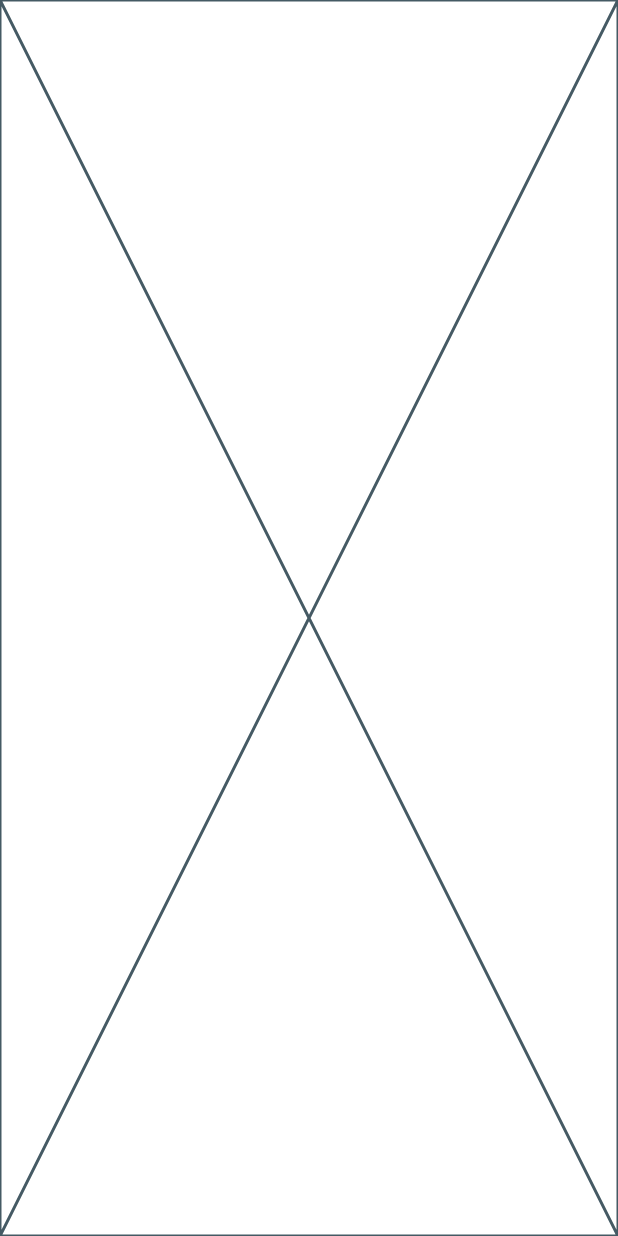
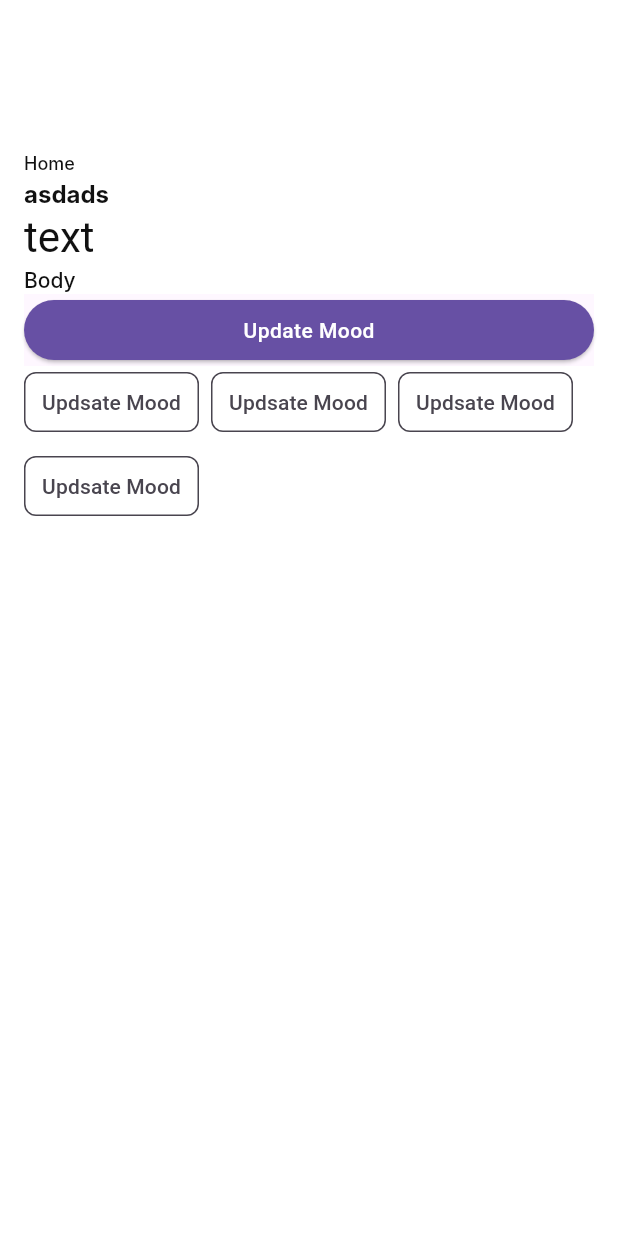
Before and after one commit to liberocks/lightenup, a Flutter app: the screen it shows after launch, on a phone screen of 412 x 824 dp. Run offline on Flutter 3.47's test engine with Material 3 defaults, Android fonts, the phone set to English and light mode, and no system bars; our stand-ins replace auto_route, flutter_bloc, flutter_native_splash, freezed_annotation, hexcolor, hive and 2 more; missing offline and left inert: flutter_displaymode, flutter_udid; accounts and stored records are empty; generated files the repository leaves out were written again; Roboto replaces fonts that are missing (Inter, Rubik); statements that could not run were skipped.

Commit message:
feat: add components

```diff
--- /dev/null
+++ b/devtools_options.yaml
@@ -0,0 +1 @@
+extensions:
--- /dev/null
+++ b/lib/constants/colors.dart
@@ -0,0 +1,22 @@
+import 'dart:ui';
+
+import 'package:hexcolor/hexcolor.dart';
+
+class ThemeColor {
+  static Color xf8f8f8 = HexColor('#f8f8f8');
+
+  static Color black = HexColor('#000000');
+  static Color white = HexColor('#ffffff');
+  static Color slate = HexColor('#1d1b20');
+  static Color gray = HexColor('#111111');
+  static Color pale = HexColor('#49454f');
+
+  static Color primary100 = HexColor('#fef7ff');
+  static Color primary300 = HexColor('#cdb7fd');
+  static Color primary500 = HexColor('#6750a4');
+
+  static Color secondary300 = HexColor('#80def8');
+
+  static Color gradientStart = ThemeColor.primary300;
+  static Color gradientEnd = ThemeColor.secondary300;
+}
--- a/lib/constants/constants.dart
+++ b/lib/constants/constants.dart
@@ -1 +1,2 @@
+export 'colors.dart';
 export 'route_constants.dart';
--- a/lib/constants/route_constants.dart
+++ b/lib/constants/route_constants.dart
@@ -1,10 +1,14 @@
 class RouteConstants {
+  // patient
   static const String patientHome = '/patient-home';
   static const String patientProfile = '/patient-profile';
   static const String patientSchedule = '/patient-schedule';
   static const String patientMoodTracker = '/patient-mood-tracker';
 
+  // doctor
   static const String doctorHome = '/doctor-home';
 
+  // common
   static const String choice = '/choice';
+  static const String canvas = '/canvas';
 }
--- a/lib/router.dart
+++ b/lib/router.dart
@@ -12,8 +12,13 @@ class AppRouter extends _$AppRouter {
         // Common
         SlideRoute(
           path: RouteConstants.choice,
+          page: CanvasRoute.page,
+          initial: true,
+        ),
+        SlideRoute(
+          path: RouteConstants.choice,
           page: ChoiceRoute.page,
-          initial: true,
+          // initial: true,
         ),
 
         // Doctor screens
--- /dev/null
+++ b/lib/ui/screens/canvas.dart
@@ -0,0 +1,41 @@
+import 'package:auto_route/auto_route.dart';
+import 'package:flutter/material.dart';
+import 'package:lightenup/ui/widgets/atom/atom.dart';
+import 'package:lightenup/ui/widgets/widgets.dart';
+
+@RoutePage()
+class CanvasScreen extends StatelessWidget {
+  const CanvasScreen({super.key});
+
+  @override
+  Widget build(BuildContext context) {
+    return Container(
+      color: Colors.white,
+      alignment: Alignment.centerLeft,
+      padding: const EdgeInsets.only(top: 100, left: 16, right: 16, bottom: 16),
+      child: Column(
+        crossAxisAlignment: CrossAxisAlignment.start,
+        children: [
+          const Label(text: 'Home'),
+          const Heading(text: 'asdads'),
+          const Headline(text: 'text'),
+          const Body(text: 'Body'),
+          SizedBox(
+            width: MediaQuery.of(context).size.width,
+            child: PrimaryButton(text: 'Update Mood', onPressed: () {}),
+          ),
+          Wrap(
+            spacing: 8,
+            runSpacing: 8,
+            children: [
+              Chips(text: 'Updsate Mood', onPressed: () {}),
+              Chips(text: 'Updsate Mood', onPressed: () {}),
+              Chips(text: 'Updsate Mood', onPressed: () {}),
+              Chips(text: 'Updsate Mood', onPressed: () {}),
+            ],
+          ),
+        ],
+      ),
+    );
+  }
+}
--- a/lib/ui/screens/screens.dart
+++ b/lib/ui/screens/screens.dart
@@ -1,3 +1,4 @@
+export 'canvas.dart';
 export 'choice.dart';
 export 'doctor/doctor.dart';
 export 'patient/patient.dart';
--- a/lib/ui/widgets/atom/atom.dart
+++ b/lib/ui/widgets/atom/atom.dart
@@ -1 +1,7 @@
+export 'body.dart';
+export 'chips.dart';
+export 'heading.dart';
+export 'headline.dart';
+export 'label.dart';
+export 'primary_button.dart';
 export 'slide_route.dart';
--- /dev/null
+++ b/lib/ui/widgets/atom/body.dart
@@ -0,0 +1,57 @@
+import 'package:flutter/material.dart';
+import 'package:lightenup/constants/constants.dart';
+
+class Body extends StatelessWidget {
+  const Body({required this.text, super.key, this.size = 'medium', this.color});
+
+  final String text;
+
+  final String size;
+
+  final Color? color;
+
+  double get fontSize {
+    switch (size) {
+      case 'small':
+        return 12;
+      case 'medium':
+        return 14;
+      case 'large':
+        return 16;
+      default:
+        return 14;
+    }
+  }
+
+  double get fontHeight {
+    switch (size) {
+      case 'small':
+        return 16 / 12;
+      case 'medium':
+        return 20 / 14;
+      case 'large':
+        return 24 / 16;
+      default:
+        return 20 / 14;
+    }
+  }
+
+  Color get fontColor {
+    return color ?? ThemeColor.gray;
+  }
+
+  @override
+  Widget build(BuildContext context) {
+    return Text(
+      text,
+      style: TextStyle(
+        fontSize: fontSize,
+        height: fontHeight,
+        fontWeight: FontWeight.w500,
+        fontFamily: 'Inter',
+        color: fontColor,
+        decoration: TextDecoration.none,
+      ),
+    );
+  }
+}
--- /dev/null
+++ b/lib/ui/widgets/atom/chips.dart
@@ -0,0 +1,56 @@
+import 'package:flutter/material.dart';
+import 'package:lightenup/constants/constants.dart';
+
+class Chips extends StatelessWidget {
+  const Chips({
+    required this.text,
+    required this.onPressed,
+    super.key,
+    this.background,
+    this.color,
+  });
+
+  final String text;
+
+  final Color? color;
+
+  final Color? background;
+
+  final void Function() onPressed;
+
+  Color get fontColor {
+    return color ?? ThemeColor.pale;
+  }
+
+  Color get backgroundColor {
+    return background ?? ThemeColor.white;
+  }
+
+  @override
+  Widget build(BuildContext context) {
+    return ElevatedButton(
+      style: ElevatedButton.styleFrom(
+        backgroundColor: backgroundColor,
+        padding: const EdgeInsets.symmetric(horizontal: 12, vertical: 8),
+        shape: RoundedRectangleBorder(
+          borderRadius: BorderRadius.circular(8),
+          side: BorderSide(color: fontColor, width: 1),
+        ),
+        elevation: 0,
+      ),
+      onPressed: onPressed,
+      child: Text(
+        text,
+        style: TextStyle(
+          fontSize: 14,
+          height: 20 / 14,
+          fontWeight: FontWeight.w500,
+          fontFamily: 'Roboto',
+          letterSpacing: 0.1,
+          color: fontColor,
+          decoration: TextDecoration.none,
+        ),
+      ),
+    );
+  }
+}
--- /dev/null
+++ b/lib/ui/widgets/atom/heading.dart
@@ -0,0 +1,62 @@
+import 'package:flutter/material.dart';
+import 'package:lightenup/constants/constants.dart';
+
+class Heading extends StatelessWidget {
+  const Heading({
+    required this.text,
+    super.key,
+    this.size = 'medium',
+    this.color,
+  });
+
+  final String text;
+
+  final String size;
+
+  final Color? color;
+
+  double get fontSize {
+    switch (size) {
+      case 'small':
+        return 14;
+      case 'medium':
+        return 16;
+      case 'large':
+        return 22;
+      default:
+        return 16;
+    }
+  }
+
+  double get fontHeight {
+    switch (size) {
+      case 'small':
+        return 20 / 14;
+      case 'medium':
+        return 24 / 16;
+      case 'large':
+        return 28 / 22;
+      default:
+        return 24 / 16;
+    }
+  }
+
+  Color get fontColor {
+    return color ?? ThemeColor.gray;
+  }
+
+  @override
+  Widget build(BuildContext context) {
+    return Text(
+      text,
+      style: TextStyle(
+        fontSize: fontSize,
+        height: fontHeight,
+        fontWeight: FontWeight.w700,
+        fontFamily: 'Inter',
+        color: fontColor,
+        decoration: TextDecoration.none,
+      ),
+    );
+  }
+}
--- /dev/null
+++ b/lib/ui/widgets/atom/headline.dart
@@ -0,0 +1,62 @@
+import 'package:flutter/material.dart';
+import 'package:lightenup/constants/constants.dart';
+
+class Headline extends StatelessWidget {
+  const Headline({
+    required this.text,
+    super.key,
+    this.size = 'medium',
+    this.color,
+  });
+
+  final String text;
+
+  final String size;
+
+  final Color? color;
+
+  double get fontSize {
+    switch (size) {
+      case 'small':
+        return 24;
+      case 'medium':
+        return 28;
+      case 'large':
+        return 32;
+      default:
+        return 28;
+    }
+  }
+
+  double get fontHeight {
+    switch (size) {
+      case 'small':
+        return 32 / 24;
+      case 'medium':
+        return 36 / 28;
+      case 'large':
+        return 40 / 32;
+      default:
+        return 36 / 28;
+    }
+  }
+
+  Color get fontColor {
+    return color ?? ThemeColor.gray;
+  }
+
+  @override
+  Widget build(BuildContext context) {
+    return Text(
+      text,
+      style: TextStyle(
+        fontSize: fontSize,
+        height: fontHeight,
+        fontWeight: FontWeight.w400,
+        fontFamily: 'Rubik',
+        color: fontColor,
+        decoration: TextDecoration.none,
+      ),
+    );
+  }
+}
--- /dev/null
+++ b/lib/ui/widgets/atom/label.dart
@@ -0,0 +1,62 @@
+import 'package:flutter/material.dart';
+import 'package:lightenup/constants/constants.dart';
+
+class Label extends StatelessWidget {
+  const Label({
+    required this.text,
+    this.color,
+    super.key,
+    this.size = 'medium',
+  });
+
+  final String text;
+
+  final String size;
+
+  final Color? color;
+
+  double get fontSize {
+    switch (size) {
+      case 'small':
+        return 11;
+      case 'medium':
+        return 12;
+      case 'large':
+        return 14;
+      default:
+        return 12;
+    }
+  }
+
+  double get fontHeight {
+    switch (size) {
+      case 'small':
+        return 16 / 11;
+      case 'medium':
+        return 16 / 12;
+      case 'large':
+        return 20 / 14;
+      default:
+        return 16 / 12;
+    }
+  }
+
+  Color get fontColor {
+    return color ?? ThemeColor.gray;
+  }
+
+  @override
+  Widget build(BuildContext context) {
+    return Text(
+      text,
+      style: TextStyle(
+        fontSize: fontSize,
+        height: fontHeight,
+        fontWeight: FontWeight.w500,
+        fontFamily: 'Inter',
+        color: fontColor,
+        decoration: TextDecoration.none,
+      ),
+    );
+  }
+}
--- /dev/null
+++ b/lib/ui/widgets/atom/primary_button.dart
@@ -0,0 +1,56 @@
+import 'package:flutter/material.dart';
+import 'package:lightenup/constants/constants.dart';
+
+class PrimaryButton extends StatelessWidget {
+  const PrimaryButton({
+    required this.text,
+    required this.onPressed,
+    super.key,
+    this.background,
+    this.color,
+  });
+
+  final String text;
+
+  final Color? color;
+
+  final Color? background;
+
+  final void Function() onPressed;
+
+  Color get fontColor {
+    return color ?? ThemeColor.white;
+  }
+
+  Color get backgroundColor {
+    return background ?? ThemeColor.primary500;
+  }
+
+  @override
+  Widget build(BuildContext context) {
+    return Material(
+      child: ElevatedButton(
+        style: ElevatedButton.styleFrom(
+          backgroundColor: backgroundColor,
+          padding: const EdgeInsets.symmetric(horizontal: 16, vertical: 8),
+          shape: RoundedRectangleBorder(
+            borderRadius: BorderRadius.circular(99),
+          ),
+        ),
+        onPressed: onPressed,
+        child: Text(
+          text,
+          style: TextStyle(
+            fontSize: 14,
+            height: 20 / 14,
+            fontWeight: FontWeight.w500,
+            fontFamily: 'Roboto',
+            letterSpacing: 0.3,
+            color: fontColor,
+            decoration: TextDecoration.none,
+          ),
+        ),
+      ),
+    );
+  }
+}
--- a/pubspec.yaml
+++ b/pubspec.yaml
@@ -48,6 +48,7 @@ dependencies:
   flutter_udid: ^3.0.0
   crypto: ^3.0.3
   nested: ^1.0.0
+  hexcolor: ^3.0.1
 
 dev_dependencies:
   flutter_test:
```
Also changed, not shown: lib/cubit/patient_mood_tracker/patient_mood_tracker_state.dart (+1 -6 lines), lib/cubit/patient_mood_tracker/patient_mood_tracker_cubit.dart (line endings or trailing spaces), lib/router.gr.dart, lib/ui/widgets/molecule/molecule.dart (added), pubspec.lock, 3 other files.
